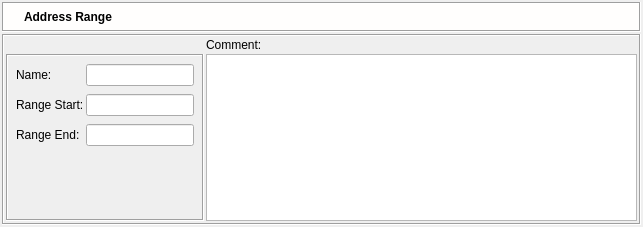
fwbuilder/fwbuilder, file src/gui/addressrangedialog_q.ui: the form before one commit.
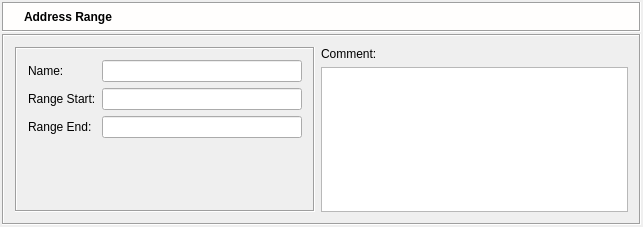
The form after the commit. Icons and pictures are not drawn.

The edit to the form file:
```diff
--- a/src/gui/addressrangedialog_q.ui
+++ b/src/gui/addressrangedialog_q.ui
@@ -232,60 +232,7 @@
         <enum>QFrame::Sunken</enum>
        </property>
        <layout class="QGridLayout" >
-        <property name="leftMargin" >
-         <number>2</number>
-        </property>
-        <property name="topMargin" >
-         <number>2</number>
-        </property>
-        <property name="rightMargin" >
-         <number>2</number>
-        </property>
-        <property name="bottomMargin" >
-         <number>2</number>
-        </property>
-        <property name="horizontalSpacing" >
-         <number>2</number>
-        </property>
-        <property name="verticalSpacing" >
-         <number>2</number>
-        </property>
-        <item row="1" column="1" >
-         <widget class="QTextEdit" name="comment" >
-          <property name="sizePolicy" >
-           <sizepolicy vsizetype="Expanding" hsizetype="Expanding" >
-            <horstretch>0</horstretch>
-            <verstretch>100</verstretch>
-           </sizepolicy>
-          </property>
-          <property name="minimumSize" >
-           <size>
-            <width>200</width>
-            <height>0</height>
-           </size>
-          </property>
-          <property name="tabChangesFocus" >
-           <bool>true</bool>
-          </property>
-         </widget>
-        </item>
-        <item row="0" column="1" >
-         <widget class="QLabel" name="textLabel2" >
-          <property name="frameShape" >
-           <enum>QFrame::NoFrame</enum>
-          </property>
-          <property name="frameShadow" >
-           <enum>QFrame::Plain</enum>
-          </property>
-          <property name="text" >
-           <string>Comment:</string>
-          </property>
-          <property name="wordWrap" >
-           <bool>false</bool>
-          </property>
-         </widget>
-        </item>
-        <item row="1" column="0" >
+        <item rowspan="2" row="0" column="0" >
          <widget class="QFrame" name="frame7_2" >
           <property name="frameShape" >
            <enum>QFrame::Box</enum>
@@ -294,25 +241,73 @@
            <enum>QFrame::Sunken</enum>
           </property>
           <layout class="QGridLayout" >
-           <property name="leftMargin" >
-            <number>8</number>
-           </property>
-           <property name="topMargin" >
-            <number>8</number>
-           </property>
-           <property name="rightMargin" >
-            <number>8</number>
-           </property>
-           <property name="bottomMargin" >
-            <number>8</number>
-           </property>
-           <property name="horizontalSpacing" >
-            <number>2</number>
-           </property>
-           <property name="verticalSpacing" >
-            <number>8</number>
-           </property>
-           <item row="4" column="1" >
+           <item row="0" column="0" >
+            <widget class="QLabel" name="textLabel1" >
+             <property name="text" >
+              <string>Name:</string>
+             </property>
+             <property name="wordWrap" >
+              <bool>false</bool>
+             </property>
+            </widget>
+           </item>
+           <item row="0" column="1" >
+            <widget class="QLineEdit" name="obj_name" >
+             <property name="sizePolicy" >
+              <sizepolicy vsizetype="Fixed" hsizetype="Preferred" >
+               <horstretch>0</horstretch>
+               <verstretch>0</verstretch>
+              </sizepolicy>
+             </property>
+             <property name="minimumSize" >
+              <size>
+               <width>200</width>
+               <height>0</height>
+              </size>
+             </property>
+            </widget>
+           </item>
+           <item row="1" column="0" >
+            <widget class="QLabel" name="textLabel2_2" >
+             <property name="text" >
+              <string>Range Start:</string>
+             </property>
+             <property name="wordWrap" >
+              <bool>false</bool>
+             </property>
+            </widget>
+           </item>
+           <item row="1" column="1" >
+            <widget class="QLineEdit" name="rangeStart" >
+             <property name="sizePolicy" >
+              <sizepolicy vsizetype="Fixed" hsizetype="Preferred" >
+               <horstretch>0</horstretch>
+               <verstretch>0</verstretch>
+              </sizepolicy>
+             </property>
+            </widget>
+           </item>
+           <item row="2" column="0" >
+            <widget class="QLabel" name="textLabel2_2_2" >
+             <property name="text" >
+              <string>Range End:</string>
+             </property>
+             <property name="wordWrap" >
+              <bool>false</bool>
+             </property>
+            </widget>
+           </item>
+           <item row="2" column="1" >
+            <widget class="QLineEdit" name="rangeEnd" >
+             <property name="sizePolicy" >
+              <sizepolicy vsizetype="Fixed" hsizetype="Preferred" >
+               <horstretch>0</horstretch>
+               <verstretch>0</verstretch>
+              </sizepolicy>
+             </property>
+            </widget>
+           </item>
+           <item row="3" column="1" >
             <spacer>
              <property name="orientation" >
               <enum>Qt::Vertical</enum>
@@ -328,69 +323,50 @@
              </property>
             </spacer>
            </item>
-           <item row="3" column="1" >
-            <widget class="QLineEdit" name="rangeEnd" >
-             <property name="sizePolicy" >
-              <sizepolicy vsizetype="Fixed" hsizetype="Preferred" >
-               <horstretch>0</horstretch>
-               <verstretch>0</verstretch>
-              </sizepolicy>
-             </property>
-            </widget>
-           </item>
-           <item row="2" column="1" >
-            <widget class="QLineEdit" name="rangeStart" >
-             <property name="sizePolicy" >
-              <sizepolicy vsizetype="Fixed" hsizetype="Preferred" >
-               <horstretch>0</horstretch>
-               <verstretch>0</verstretch>
-              </sizepolicy>
-             </property>
-            </widget>
-           </item>
-           <item row="3" column="0" >
-            <widget class="QLabel" name="textLabel2_2_2" >
-             <property name="text" >
-              <string>Range End:</string>
-             </property>
-             <property name="wordWrap" >
-              <bool>false</bool>
-             </property>
-            </widget>
-           </item>
-           <item row="2" column="0" >
-            <widget class="QLabel" name="textLabel2_2" >
-             <property name="text" >
-              <string>Range Start:</string>
-             </property>
-             <property name="wordWrap" >
-              <bool>false</bool>
-             </property>
-            </widget>
-           </item>
-           <item row="0" column="0" >
-            <widget class="QLabel" name="textLabel1" >
-             <property name="text" >
-              <string>Name:</string>
-             </property>
-             <property name="wordWrap" >
-              <bool>false</bool>
-             </property>
-            </widget>
-           </item>
-           <item row="0" column="1" >
-            <widget class="QLineEdit" name="obj_name" >
-             <property name="sizePolicy" >
-              <sizepolicy vsizetype="Fixed" hsizetype="Preferred" >
-               <horstretch>0</horstretch>
-               <verstretch>0</verstretch>
-              </sizepolicy>
-             </property>
-            </widget>
-           </item>
           </layout>
          </widget>
         </item>
+        <item row="0" column="1" >
+         <widget class="QLabel" name="textLabel2" >
+          <property name="sizePolicy" >
+           <sizepolicy vsizetype="Fixed" hsizetype="Preferred" >
+            <horstretch>0</horstretch>
+            <verstretch>0</verstretch>
+           </sizepolicy>
+          </property>
+          <property name="frameShape" >
+           <enum>QFrame::NoFrame</enum>
+          </property>
+          <property name="frameShadow" >
+           <enum>QFrame::Plain</enum>
+          </property>
+          <property name="text" >
+           <string>Comment:</string>
+          </property>
+          <property name="wordWrap" >
+           <bool>false</bool>
+          </property>
+         </widget>
+        </item>
+        <item row="1" column="1" >
+         <widget class="QTextEdit" name="comment" >
+          <property name="sizePolicy" >
+           <sizepolicy vsizetype="Expanding" hsizetype="Expanding" >
+            <horstretch>0</horstretch>
+            <verstretch>100</verstretch>
+           </sizepolicy>
+          </property>
+          <property name="minimumSize" >
+           <size>
+            <width>200</width>
+            <height>0</height>
+           </size>
+          </property>
+          <property name="tabChangesFocus" >
+           <bool>true</bool>
+          </property>
+         </widget>
+        </item>
        </layout>
       </widget>
      </item>
```
